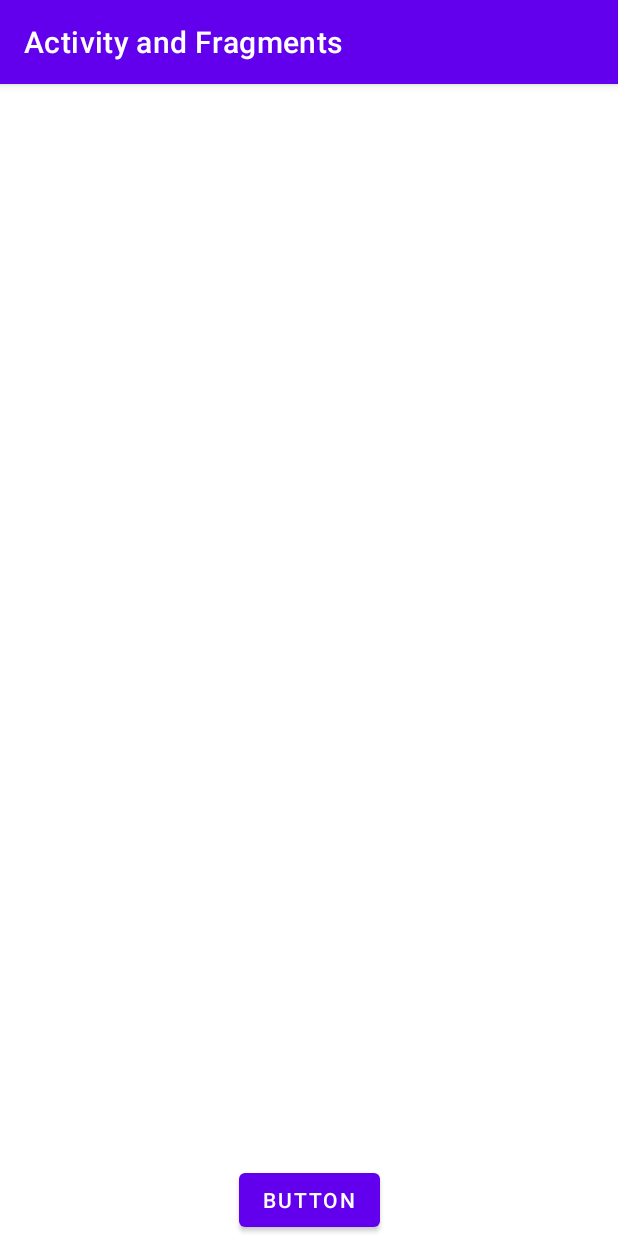
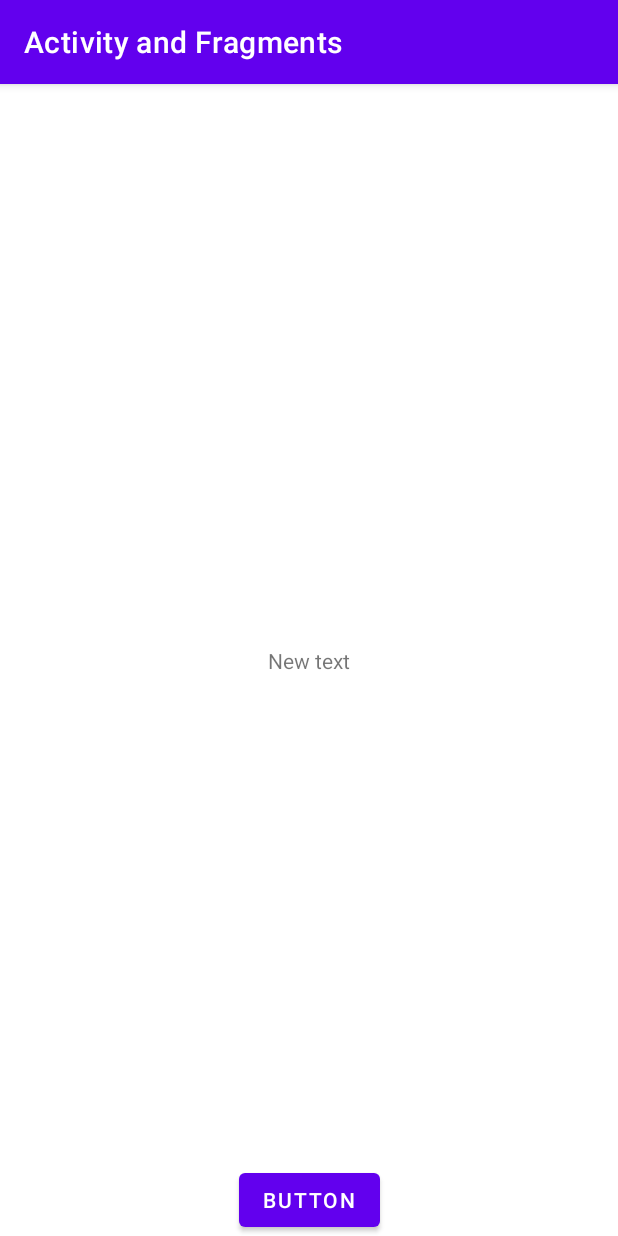
Before and after one commit to VITYQ/InfinItiLesson4, an Android app: the screen it shows after launch (MainActivity), on a phone screen of 412 x 824 dp. Run offline under Robolectric (Android 15) with nearby library versions, the phone set to English and light mode, and no system bars.

Commit message:
Добавлен TextView

```diff
--- a/app/src/main/res/layout/activity_main.xml
+++ b/app/src/main/res/layout/activity_main.xml
@@ -6,6 +6,14 @@
     android:layout_height="match_parent"
     tools:context=".MainActivity">
 
+    <TextView
+        android:layout_width="wrap_content"
+        android:layout_height="wrap_content"
+        android:text="New text"
+        app:layout_constraintBottom_toBottomOf="parent"
+        app:layout_constraintEnd_toEndOf="parent"
+        app:layout_constraintStart_toStartOf="parent"
+        app:layout_constraintTop_toTopOf="parent" />
 
     <Button
         android:id="@+id/button"
```
